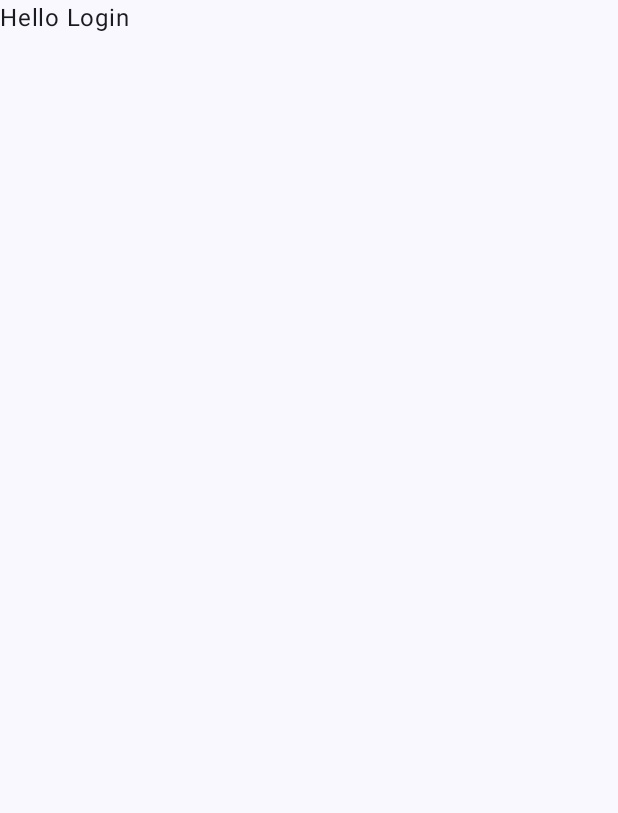
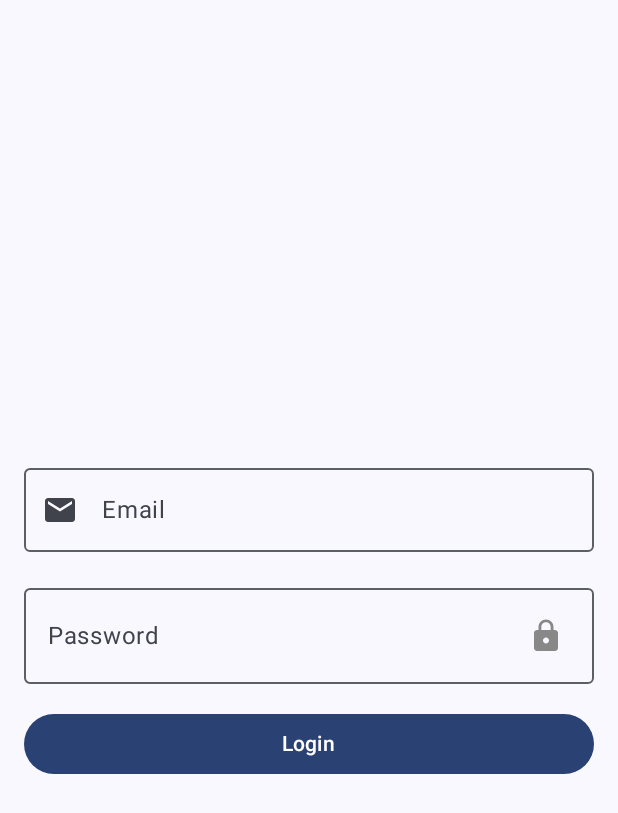
Before and after one commit to Lab-FSD-UMN/mobile-fsd-jetpack, an Android app built with Jetpack Compose: the screen it shows after launch (LoginActivity), on a phone screen of 412 x 824 dp. Before the commit the part shown is almost empty. Shown: the top 813 px of the screen. Run offline under Robolectric (Android 15) with nearby library versions, the phone set to English and light mode, and no system bars.

Commit message:
feat : login

```diff
--- a/app/build.gradle.kts
+++ b/app/build.gradle.kts
@@ -57,6 +57,9 @@ dependencies {
     implementation(platform("androidx.compose:compose-bom:2023.03.00"))
     implementation("androidx.compose.ui:ui")
     implementation("androidx.compose.ui:ui-graphics")
+    implementation("com.squareup.retrofit2:retrofit:2.9.0")
+    implementation("com.squareup.retrofit2:converter-scalars:2.9.0")
+    implementation("com.squareup.retrofit2:converter-moshi:2.9.0")
     implementation("androidx.compose.ui:ui-tooling-preview")
     implementation("androidx.compose.material3:material3")
     implementation("androidx.navigation:navigation-fragment-ktx:2.7.5")
--- a/app/src/main/AndroidManifest.xml
+++ b/app/src/main/AndroidManifest.xml
@@ -1,6 +1,10 @@
 <?xml version="1.0" encoding="utf-8"?>
 <manifest xmlns:android="http://schemas.android.com/apk/res/android"
     xmlns:tools="http://schemas.android.com/tools">
+
+    <uses-permission
+        android:name="android.permission.INTERNET" />
+
 
     <application
         android:allowBackup="true"
@@ -11,6 +15,8 @@
         android:roundIcon="@mipmap/ic_launcher_round"
         android:supportsRtl="true"
         android:theme="@style/Theme.Mobilefsdjetpack"
+        android:usesCleartextTraffic="true"
+        android:networkSecurityConfig="@xml/network_security_config"
         tools:targetApi="31">
         <activity
             android:name=".LoginActivity"
--- a/app/src/main/java/com/example/mobile_fsd_jetpack/LoginActivity.kt
+++ b/app/src/main/java/com/example/mobile_fsd_jetpack/LoginActivity.kt
@@ -1,32 +1,153 @@
 package com.example.mobile_fsd_jetpack
 
+import android.content.Context
+import android.content.Intent
 import android.os.Bundle
+import android.util.Log
 import androidx.activity.ComponentActivity
 import androidx.activity.compose.setContent
-import androidx.compose.foundation.layout.fillMaxSize
-import androidx.compose.material3.MaterialTheme
-import androidx.compose.material3.Surface
-import androidx.compose.material3.Text
-import androidx.compose.runtime.Composable
+import androidx.compose.foundation.layout.*
+import androidx.compose.foundation.text.KeyboardActions
+import androidx.compose.foundation.text.KeyboardOptions
+import androidx.compose.material3.*
+import androidx.compose.material.icons.Icons
+import androidx.compose.material.icons.filled.Email
+import androidx.compose.material.icons.filled.Lock
+import androidx.compose.runtime.*
+import androidx.compose.ui.Alignment
 import androidx.compose.ui.Modifier
-import androidx.compose.ui.tooling.preview.Preview
+import androidx.compose.ui.graphics.Color
+import androidx.compose.ui.platform.LocalContext
+import androidx.compose.ui.platform.LocalFocusManager
+import androidx.compose.ui.platform.LocalSoftwareKeyboardController
+import androidx.compose.ui.text.input.KeyboardType
+import androidx.compose.ui.text.input.PasswordVisualTransformation
+import androidx.compose.ui.text.input.VisualTransformation
+import androidx.compose.ui.unit.dp
+import androidx.navigation.NavController
+import androidx.navigation.compose.NavHost
+import androidx.navigation.compose.composable
+import androidx.navigation.compose.rememberNavController
+import com.example.mobile_fsd_jetpack.api.utils.LoginCallback
 import com.example.mobile_fsd_jetpack.ui.theme.MobilefsdjetpackTheme
+import com.example.mobile_fsd_jetpack.auth.UserAuth
 
 class LoginActivity : ComponentActivity() {
     override fun onCreate(savedInstanceState: Bundle?) {
         super.onCreate(savedInstanceState)
         setContent {
+            val navController = rememberNavController()
+            val context = LocalContext.current
             MobilefsdjetpackTheme {
-                // A surface container using the 'background' color from the theme
                 Surface(
                     modifier = Modifier.fillMaxSize(),
                     color = MaterialTheme.colorScheme.background
                 ) {
-                    Text(
-                        text = "Hello Login"
-                    )
+
+                    NavHost(navController = navController, startDestination = "loginActivity") {
+                        composable("loginActivity") {
+                            LoginForm(navController, context)
+                        }
+                        composable("mainActivity") {
+
+                            if (!UserAuth(context).authenticated()){
+                                navController.navigate("loginActivity")
+                            }
+
+                            val intent = Intent(context, MainActivity::class.java)
+                            context.startActivity(intent)
+                        }
+
+                    }
+
                 }
             }
         }
     }
 }
+
+@Composable
+fun LoginForm(navController : NavController, context : Context) {
+    var email by remember { mutableStateOf("") }
+    var password by remember { mutableStateOf("") }
+    var isPasswordVisible by remember { mutableStateOf(false) }
+
+    val focusManager = LocalFocusManager.current
+//    val keyboardController = LocalSoftwareKeyboardController.current
+
+    Column(
+        modifier = Modifier
+            .padding(16.dp)
+            .fillMaxSize(),
+        horizontalAlignment = Alignment.CenterHorizontally,
+        verticalArrangement = Arrangement.Center
+    ) {
+        // Email Field
+        OutlinedTextField(
+            value = email,
+            onValueChange = { email = it },
+            label = { Text("Email") },
+            singleLine = true,
+            keyboardOptions = KeyboardOptions.Default.copy(
+                keyboardType = KeyboardType.Email
+            ),
+            leadingIcon = {
+                Icon(Icons.Default.Email, contentDescription = null)
+            },
+            modifier = Modifier
+                .fillMaxWidth()
+                .padding(bottom = 16.dp)
+        )
+
+        // Password Field
+        OutlinedTextField(
+            value = password,
+            onValueChange = { password = it },
+            label = { Text("Password") },
+            singleLine = true,
+            keyboardOptions = KeyboardOptions.Default.copy(
+                keyboardType = KeyboardType.Password
+            ),
+            trailingIcon = {
+                IconButton(
+                    onClick = { isPasswordVisible = !isPasswordVisible },
+                    modifier = Modifier.padding(8.dp)
+                ) {
+                    Icon(
+                        if (isPasswordVisible) Icons.Default.Lock else Icons.Default.Lock,
+                        contentDescription = null,
+                        tint = if (isPasswordVisible) Color.Gray else Color.Gray
+                    )
+                }
+            },
+            visualTransformation = if (isPasswordVisible) VisualTransformation.None else PasswordVisualTransformation(),
+            modifier = Modifier
+                .fillMaxWidth()
+                .padding(bottom = 16.dp)
+//                .softwareKeyboard(keyboardController)
+        )
+
+        // Submit Button
+        Button(
+            onClick = {
+                if (email.isNotEmpty() && password.isNotEmpty()) {
+                    println("Email: $email, Password: $password")
+                    val login = UserAuth(context).login(email, password, object : LoginCallback {
+                        override fun onLoginSuccess() {
+                            Log.d("Success", "Success")
+                            navController.navigate("mainActivity")
+                        }
+
+                        override fun onLoginFailure() {
+                            Log.d("Fail", "Fail")
+                        }
+                    })
+
+                }
+            },
+            modifier = Modifier.fillMaxWidth()
+        ) {
+            Text("Login")
+        }
+    }
+}
--- /dev/null
+++ b/app/src/main/java/com/example/mobile_fsd_jetpack/api/endpoints/LoginApiService.kt
@@ -0,0 +1,15 @@
+package com.example.mobile_fsd_jetpack.api.endpoints
+
+import com.example.mobile_fsd_jetpack.api.response_model.LoginApiResponse
+import retrofit2.Call
+import retrofit2.http.POST
+import retrofit2.http.Field
+import retrofit2.http.FormUrlEncoded
+interface LoginApiService {
+    @FormUrlEncoded
+    @POST("auth/login")
+    fun login(
+        @Field("email") email: String,
+        @Field("password") password: String
+    ) : Call<LoginApiResponse>
+}
--- /dev/null
+++ b/app/src/main/java/com/example/mobile_fsd_jetpack/api/utils/LoginCallback.kt
@@ -0,0 +1,6 @@
+package com.example.mobile_fsd_jetpack.api.utils
+
+interface LoginCallback {
+    fun onLoginSuccess()
+    fun onLoginFailure()
+}
--- a/app/src/main/java/com/example/mobile_fsd_jetpack/auth/Auth.kt
+++ b/app/src/main/java/com/example/mobile_fsd_jetpack/auth/Auth.kt
@@ -3,13 +3,14 @@ package com.example.mobile_fsd_jetpack.auth
 
 import android.content.Context
 import android.content.SharedPreferences
+import com.example.mobile_fsd_jetpack.api.utils.LoginCallback
 
 abstract class Auth (private val context : Context){
 
     abstract val SCOPE : String?;
     abstract val LOGIN_REDIRECT : Class<*>;
     abstract val IS_AUTH_REDIRECT : Class<*>;
-    abstract fun login(email : String, password : String): Boolean;
+    abstract fun login(email : String, password : String, callback : LoginCallback);
     abstract fun deleteProfile();
 
     private val TAG = "token";
@@ -37,7 +38,7 @@ abstract class Auth (private val context : Context){
     }
 
     fun authenticated() : Boolean {
-        return false
+//        return false
         return this.getToken() != null;
     }
 
--- a/app/src/main/res/navigation/nav_graph.xml
+++ b/app/src/main/res/navigation/nav_graph.xml
@@ -4,7 +4,10 @@
     android:id="@+id/nav_graph">
 
     <activity android:id="@+id/loginActivity"
-        android:name="com.example.mobile_fsd_jetpack.LoginActivity"/>
+        android:name="com.example.mobile_fsd_jetpack.LoginActivity">
+        <action android:id="@+id/actionToMainActivity"
+            app:destination="@id/mainActivity"/>
+    </activity>
 
 
     <activity android:id="@+id/mainActivity"
```
Also changed, not shown: app/src/main/java/com/example/mobile_fsd_jetpack/api/BaseAPIBuilder.kt (added, +14 -0 lines), app/src/main/java/com/example/mobile_fsd_jetpack/api/response_model/LoginApiResponse.kt (added, +9 -0 lines), app/src/main/java/com/example/mobile_fsd_jetpack/auth/UserAuth.kt (+37 -8 lines), app/src/main/java/com/example/mobile_fsd_jetpack/models/User.kt (added, +13 -0 lines), app/src/main/res/xml/network_security_config.xml (added, +14 -0 lines).
